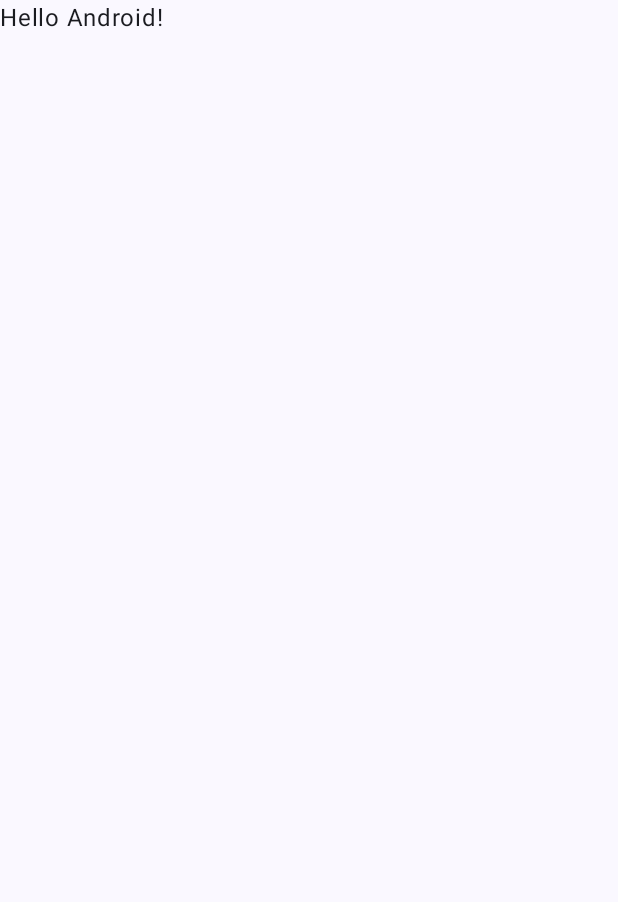
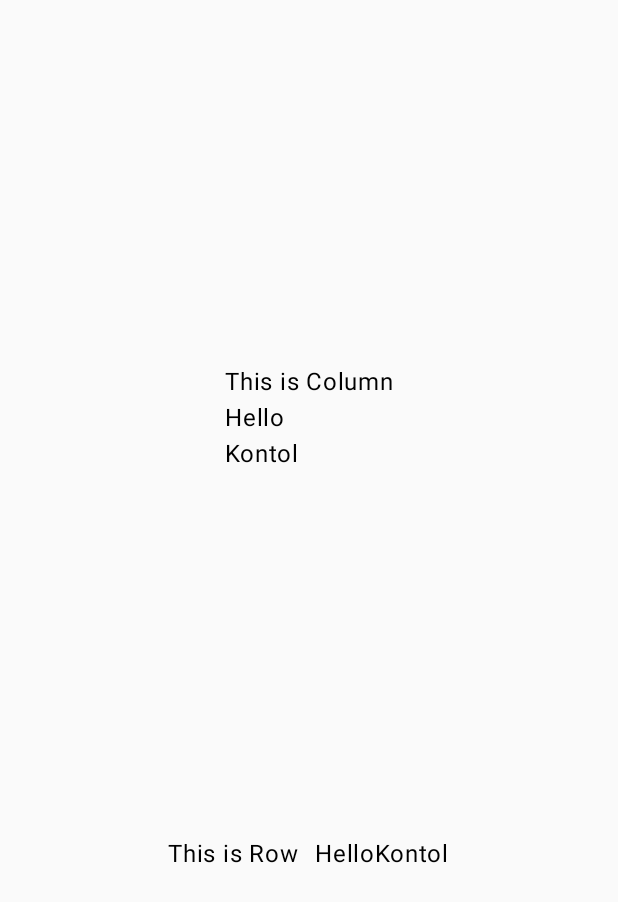
Before and after one commit to gedeastu/Jetpack_Compose_Drill, an Android app built with Jetpack Compose: the screen it shows after launch (MainActivity), on a phone screen of 412 x 824 dp. Before the commit the part shown is almost empty. Shown: the top 902 px of the screen. Run offline under Robolectric (Android 15) with nearby library versions, the phone set to English and light mode, and no system bars.

Commit message:
update about rows and column

```diff
--- a/app/src/main/java/com/example/main/MainActivity.kt
+++ b/app/src/main/java/com/example/main/MainActivity.kt
@@ -3,13 +3,21 @@ package com.example.main
 import android.os.Bundle
 import androidx.activity.ComponentActivity
 import androidx.activity.compose.setContent
+import androidx.compose.foundation.layout.Arrangement
+import androidx.compose.foundation.layout.Column
+import androidx.compose.foundation.layout.Row
+import androidx.compose.foundation.layout.Spacer
 import androidx.compose.foundation.layout.fillMaxSize
+import androidx.compose.foundation.layout.padding
+import androidx.compose.foundation.layout.width
 import androidx.compose.material3.MaterialTheme
 import androidx.compose.material3.Surface
 import androidx.compose.material3.Text
 import androidx.compose.runtime.Composable
+import androidx.compose.ui.Alignment
 import androidx.compose.ui.Modifier
 import androidx.compose.ui.tooling.preview.Preview
+import androidx.compose.ui.unit.dp
 import com.example.main.ui.theme.MainTheme
 
 class MainActivity : ComponentActivity() {
@@ -17,13 +25,14 @@ class MainActivity : ComponentActivity() {
         super.onCreate(savedInstanceState)
         setContent {
             MainTheme {
+                RowsColumnsAndBasicSizing()
                 // A surface container using the 'background' color from the theme
-                Surface(
-                    modifier = Modifier.fillMaxSize(),
-                    color = MaterialTheme.colorScheme.background
-                ) {
-                    Greeting("Android")
-                }
+//                Surface(
+//                    modifier = Modifier.fillMaxSize(),
+//                    color = MaterialTheme.colorScheme.background
+//                ) {
+//                    //Greeting("Android")
+//                }
             }
         }
     }
@@ -37,6 +46,25 @@ fun Greeting(name: String, modifier: Modifier = Modifier) {
     )
 }
 
+//Rows, Columns & Basic Sizing
+@Composable
+fun RowsColumnsAndBasicSizing(){
+    Column(modifier = Modifier.fillMaxSize(), horizontalAlignment = Alignment.CenterHorizontally, verticalArrangement = Arrangement.SpaceEvenly) {
+        Column(modifier = Modifier) {
+            Text(text = "This is Column")
+            Text(text = "Hello")
+            Text(text = "Kontol")
+        }
+        Row(modifier = Modifier) {
+            Text(text = "This is Row")
+            Spacer(modifier = Modifier.padding(horizontal = 5.dp))
+            Text(text = "Hello")
+            Text(text = "Kontol")
+        }
+    }
+}
+
+
 @Preview(showBackground = true)
 @Composable
 fun GreetingPreview() {
```
